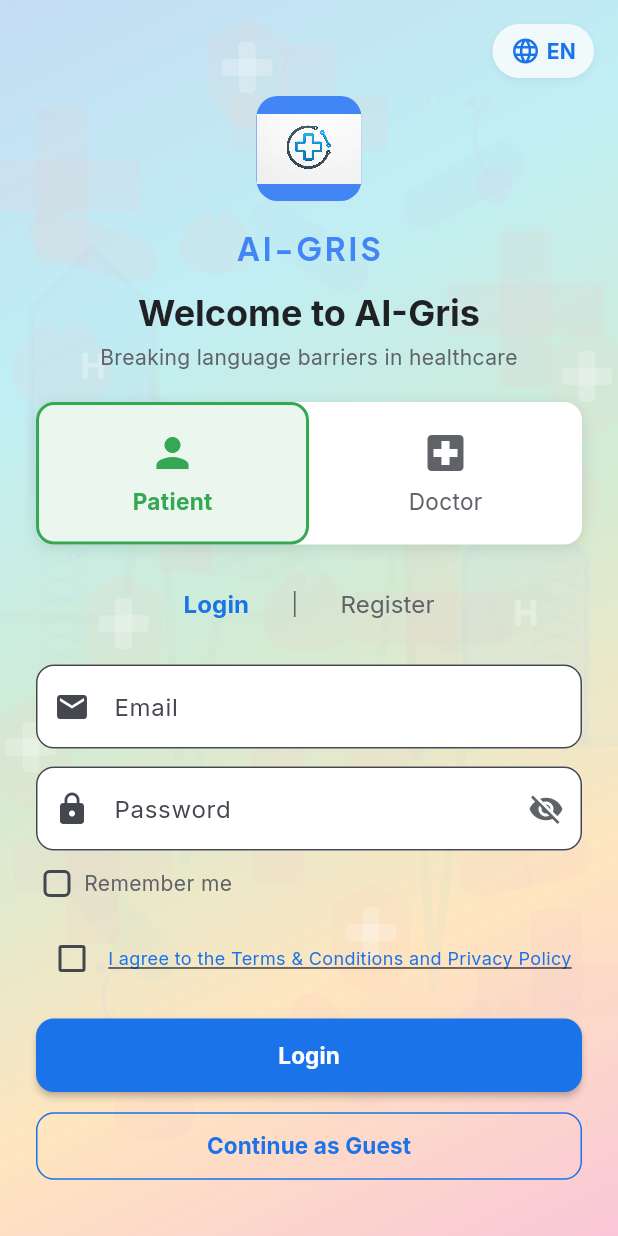
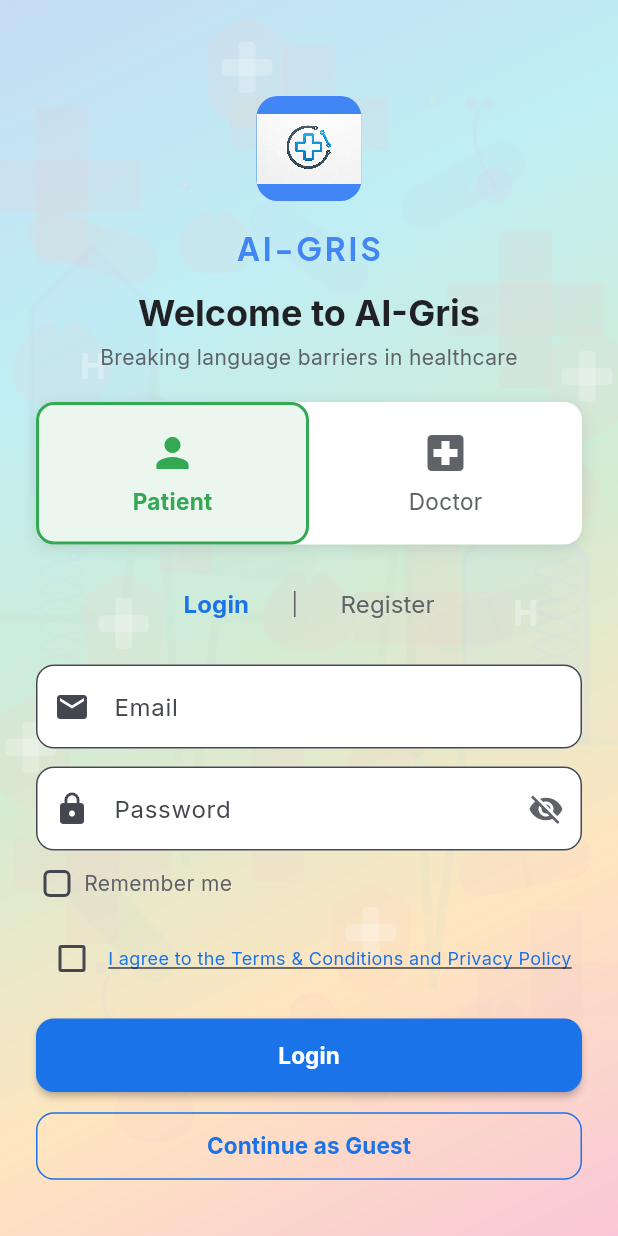
Before and after one commit to Kingmaker-RK/Medicus1, a Flutter app: the screen it shows after launch, on a phone screen of 412 x 824 dp. Run offline on Flutter 3.47's test engine with Material 3 defaults, Android fonts, the light colour scheme and no system bars; our stand-ins replace audioplayers, cloud_firestore, dio, file_picker, firebase_auth, firebase_core and 17 more; missing offline and left inert: deepl_dart, model_viewer_plus, record; accounts and stored records are empty.

Commit message:
Remove globe icon (language selector) from welcome screen

```diff
--- a/lib/screens/welcome_screen.dart
+++ b/lib/screens/welcome_screen.dart
@@ -9,7 +9,6 @@ import '../widgets/hospital_background.dart';
 import '../constants/colors.dart';
 import '../constants/app_constants.dart';
 import '../constants/app_routes.dart';
-import 'package:ai_gris/screens/language_selection_screen.dart';
 
 class WelcomeScreen extends StatefulWidget {
   const WelcomeScreen({Key? key}) : super(key: key);
@@ -431,64 +430,13 @@ class _WelcomeScreenState extends State<WelcomeScreen> {
             ),
           ),
           ),
-          _buildLanguageSelector(userProvider),
         ],
       ),
     ),
   );
 }
 
-  Widget _buildLanguageSelector(UserProvider userProvider) {
-    return Positioned(
-      top: 0,
-      right: 0,
-      child: SafeArea(
-        child: Padding(
-          padding: const EdgeInsets.all(16.0),
-          child: InkWell(
-            onTap: () {
-              Navigator.push(
-                context,
-                MaterialPageRoute(
-                  builder: (context) => const LanguageSelectionScreen(),
-                ),
-              );
-            },
-            borderRadius: BorderRadius.circular(8),
-            child: Container(
-              padding: const EdgeInsets.symmetric(horizontal: 12, vertical: 8),
-              decoration: BoxDecoration(
-                color: Colors.white.withOpacity(0.8),
-                borderRadius: BorderRadius.circular(20),
-                boxShadow: [
-                  BoxShadow(
-                    color: Colors.black.withOpacity(0.05),
-                    blurRadius: 4,
-                    offset: const Offset(0, 2),
-                  ),
-                ],
-              ),
-              child: Row(
-                mainAxisSize: MainAxisSize.min,
-                children: [
-                  Icon(Icons.language, color: AppColors.primary, size: 20),
-                  const SizedBox(width: 4),
-                  Text(
-                    userProvider.selectedLanguage.toUpperCase(),
-                    style: TextStyle(
-                      color: AppColors.primary,
-                      fontWeight: FontWeight.bold,
-                      fontSize: 14,
-                    ),
-                  ),
-                ],
-              ),
-            ),
-          ),
-        ),
-      ),
-    );
-  }
+
 
   Widget _buildRoleSelector(AppLocalizations l10n) {
     return Container(
```
